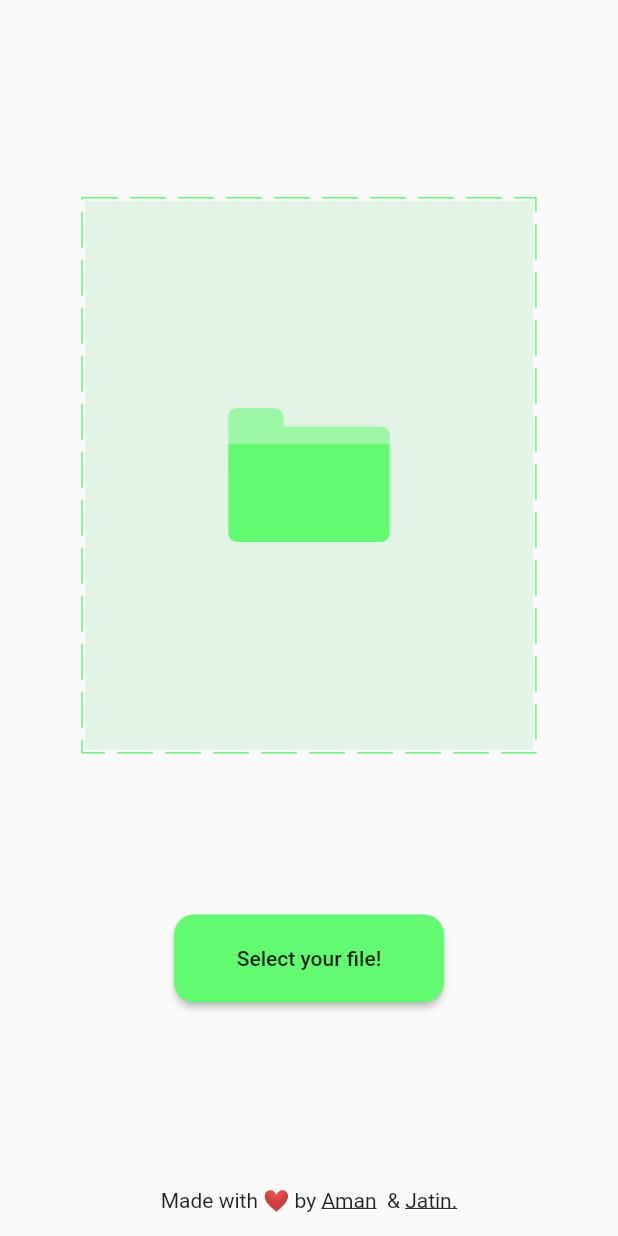
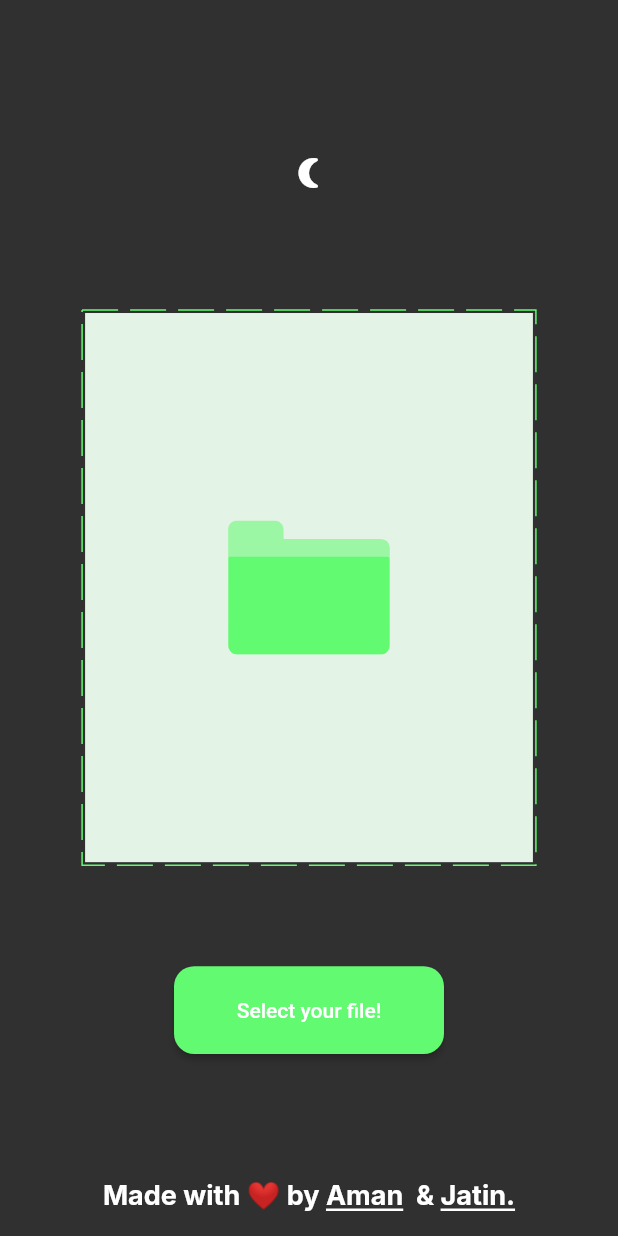
Before and after one commit to thisisamank/resizrr, a Flutter app: the screen it shows after launch, on a phone screen of 412 x 824 dp. Run offline on Flutter 3.47's test engine with Material 2 defaults, Android fonts, the phone set to English and light mode, and no system bars; drawn by our look-alikes of dotted_border; our stand-ins replace file_picker, flutter_colorpicker, flutter_screenutil, flutter_svg, flutter_vector_icons, google_fonts and 3 more.

Commit message:
added dark theme

```diff
--- a/lib/constants/theme.dart
+++ b/lib/constants/theme.dart
@@ -5,6 +5,18 @@ import 'package:resizrr/constants/colors.dart';
 class BrandTheme {
   static final lightTheme = ThemeData(
     primaryColor: BrandColors.green,
+    brightness: Brightness.light,
+    textTheme: TextTheme(
+      headline1: GoogleFonts.inter(fontSize: 20),
+      bodyText1: GoogleFonts.inter(fontSize: 18),
+      bodyText2: GoogleFonts.inter(fontSize: 18, fontWeight: FontWeight.bold),
+      subtitle1: GoogleFonts.inter(fontSize: 14),
+    ),
+  );
+
+  static final darkTheme = ThemeData(
+    brightness: Brightness.dark,
+    primaryColor: Colors.pink,
     textTheme: TextTheme(
       headline1: GoogleFonts.inter(fontSize: 20),
       bodyText1: GoogleFonts.inter(fontSize: 18),
--- a/lib/main.dart
+++ b/lib/main.dart
@@ -3,7 +3,10 @@ import 'package:flutter_screenutil/flutter_screenutil.dart';
 import 'package:provider/provider.dart';
 import 'package:resizrr/routes/route_names.dart';
 import 'package:resizrr/routes/router.dart';
+import 'package:resizrr/utils/theme_switch.dart';
 import 'package:resizrr/view_models/select_image/image_view_model.dart';
+
+import 'constants/theme.dart';
 
 void main() {
   runApp(MyApp());
@@ -13,15 +16,25 @@ class MyApp extends StatelessWidget {
   @override
   Widget build(BuildContext context) {
     return ChangeNotifierProvider(
+      create: (context) => ThemeNotifier(),
+      child: Consumer<ThemeNotifier>(
+        builder: (context, ThemeNotifier notifier, child) {
+          return ChangeNotifierProvider(
             create: (context) => SelectImageViewModel(),
             child: ScreenUtilInit(
               designSize: const Size(414, 736),
-        builder: () => const MaterialApp(
+              builder: () => MaterialApp(
+                theme: notifier.isDark
+                    ? BrandTheme.darkTheme
+                    : BrandTheme.lightTheme,
                 onGenerateRoute: Routes.onGenerateRoute,
                 onUnknownRoute: Routes.onUnknownRoute,
                 initialRoute: RouteNames.selectImage,
               ),
             ),
           );
+        },
+      ),
+    );
   }
 }
--- /dev/null
+++ b/lib/utils/theme_switch.dart
@@ -0,0 +1,11 @@
+import 'package:flutter/material.dart';
+
+class ThemeNotifier extends ChangeNotifier {
+  bool _isDark = true;
+  bool get isDark => _isDark;
+
+  void toggleTheme() {
+    _isDark = !_isDark;
+    notifyListeners();
+  }
+}
--- a/lib/views/select_image/select_image.dart
+++ b/lib/views/select_image/select_image.dart
@@ -5,6 +5,7 @@ import 'package:flutter_svg/flutter_svg.dart';
 import 'package:provider/provider.dart';
 import 'package:resizrr/constants/colors.dart';
 import 'package:resizrr/routes/route_names.dart';
+import 'package:resizrr/utils/theme_switch.dart';
 import 'package:resizrr/view_models/select_image/image_view_model.dart';
 import 'package:url_launcher/url_launcher.dart';
 
@@ -12,11 +13,17 @@ class SelectImage extends StatelessWidget {
   @override
   Widget build(BuildContext context) {
     final selectImageViewModel = Provider.of<SelectImageViewModel>(context);
+    final themeNotifier = Provider.of<ThemeNotifier>(context);
     return Scaffold(
       body: Column(
         mainAxisAlignment: MainAxisAlignment.spaceBetween,
         children: [
           const SizedBox(height: 24),
+          IconButton(
+              icon: Icon(themeNotifier.isDark
+                  ? Icons.nightlight_round
+                  : Icons.wb_sunny),
+              onPressed: themeNotifier.toggleTheme),
           Center(
             child: GestureDetector(
               onTap: () async {
--- a/pubspec.yaml
+++ b/pubspec.yaml
@@ -14,7 +14,7 @@ dependencies:
   cupertino_icons: ^1.0.2
   dotted_border: ^2.0.0
   file_picker: ^3.0.1
-  flutter_colorpicker: ^0.4.0
+  flutter_colorpicker: ^0.5.0
   flutter_screenutil: ^5.0.0+2
   flutter_svg: ^0.22.0
   flutter_vector_icons: ^1.0.0
```
Also changed, not shown: pubspec.lock. Lines whose indentation alone changed are shown as unchanged.
